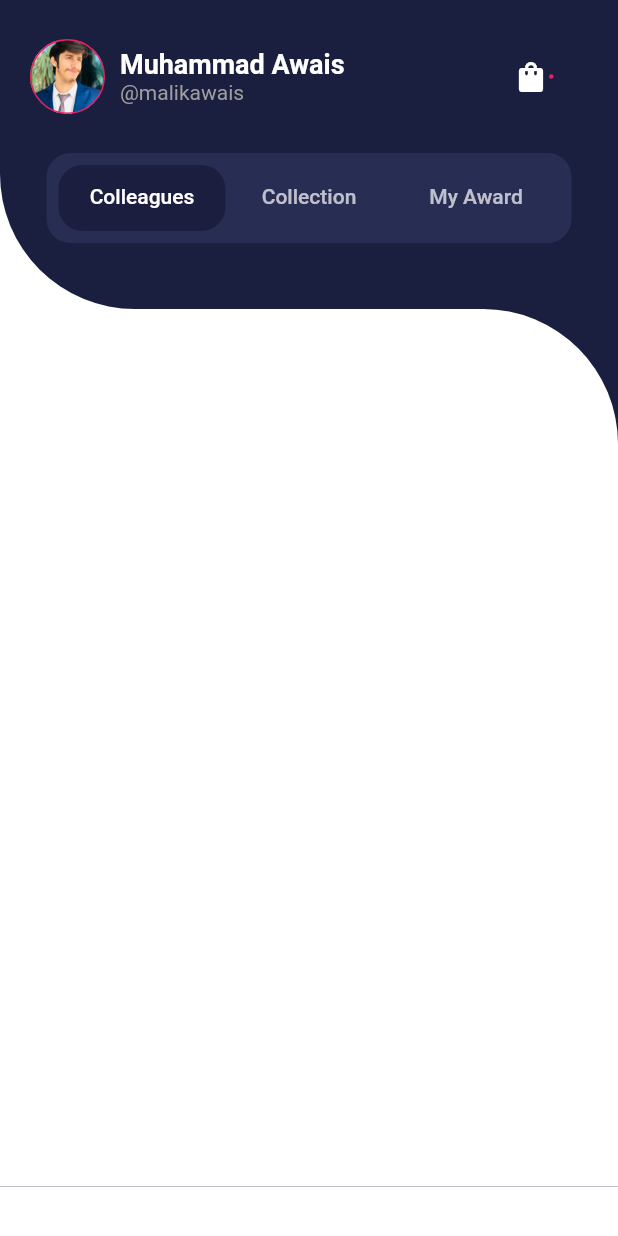
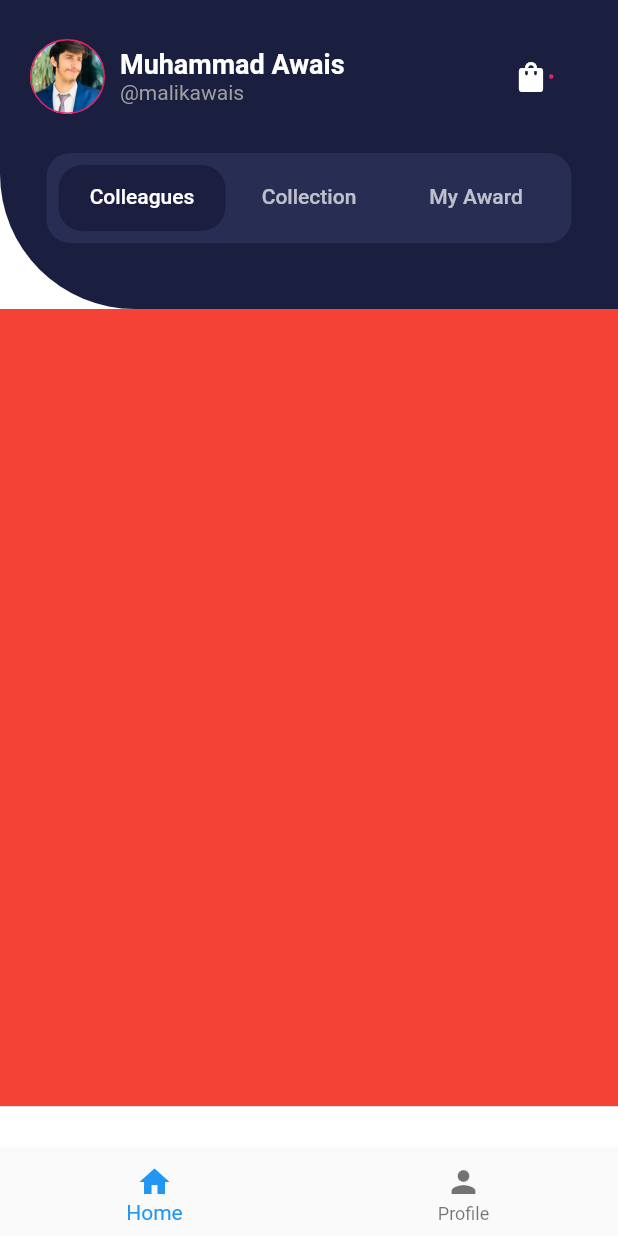
Before and after one commit to muhammadawaisyaseen/Ecommerce-UI-Design, a Flutter app: the screen it shows after launch, on a phone screen of 412 x 824 dp. Run offline on Flutter 3.47's test engine with Material 2 defaults, Android fonts, the phone set to English and light mode, and no system bars.

Commit message:
products screen continue

```diff
--- a/lib/screens/products_screen.dart
+++ b/lib/screens/products_screen.dart
@@ -11,6 +11,10 @@ class ProductsPage extends StatelessWidget {
       child: DefaultTabController(
         length: 3,
         child: Scaffold(
+          bottomNavigationBar: BottomNavigationBar(currentIndex: 0, items: [
+            BottomNavigationBarItem(icon: Icon(Icons.home), label: 'Home'),
+            BottomNavigationBarItem(icon: Icon(Icons.person), label: 'Profile'),
+          ]),
           body: Container(
             color: Colors.white,
             child: Column(
@@ -99,39 +103,77 @@ class ProductsPage extends StatelessWidget {
                         width: 350,
                         height: 60,
                         decoration: BoxDecoration(
-                            color: Color(0xFF282d54),
+                            color: const Color(0xFF282d54),
                             borderRadius: BorderRadius.circular(16)),
                         child: Padding(
                           padding: const EdgeInsets.all(8.0),
                           child: TabBar(
                               indicator: BoxDecoration(
                                   borderRadius: BorderRadius.circular(16),
-                                  color: Color(0xFF1b1e3f)),
-                              tabs: [
+                                  color: const Color(0xFF1b1e3f)),
+                              tabs: const [
                                 Text('Colleagues'),
                                 Text('Collection'),
                                 Text('My Award')
                               ]),
                         ),
-                      )
+                      ),
+                      // TabBarView(children: children)
                     ],
                   ),
                 ),
+
                 //2nd Child
-
                 Container(
                   width: double.infinity,
-                  height: MediaQuery.of(context).size.height * 0.71,
+                  height: MediaQuery.of(context).size.height * 0.645,
                   decoration: const BoxDecoration(
                     color: Color(0xFF1a1e3f),
                   ),
                   child: Container(
                       width: double.infinity,
-                    height: MediaQuery.of(context).size.height * 0.71,
+                      height: MediaQuery.of(context).size.height * 0.645,
                       decoration: const BoxDecoration(
                           color: Colors.white,
                           borderRadius:
                               BorderRadius.only(topRight: Radius.circular(90))),
+                      child: TabBarView(children: [
+                            Container(
+                              color: Colors.red,
+                            ),
+                            Container(
+                              color: Colors.green,
+                            ),
+                            Container(
+                              color: Colors.blue,
+                            )
+                          ]),
+                      // Column(
+                      //   crossAxisAlignment: CrossAxisAlignment.start,
+                      //   children: [
+                      //     Padding(
+                      //       padding: const EdgeInsets.only(left: 24, top: 40),
+                      //       child: Text(
+                      //         'Collection',
+                      //         style: TextStyle(
+                      //             color: Colors.black,
+                      //             fontWeight: FontWeight.bold,
+                      //             fontSize: 16),
+                      //       ),
+                      //     ),
+                          // TabBarView(children: [
+                          //   Container(
+                          //     color: Colors.red,
+                          //   ),
+                          //   Container(
+                          //     color: Colors.green,
+                          //   ),
+                          //   Container(
+                          //     color: Colors.blue,
+                          //   )
+                          // ]),
+                      //   ],
+                      // ),
                       ),
                 ),
               ],
```
Lines whose indentation alone changed are shown as unchanged.
